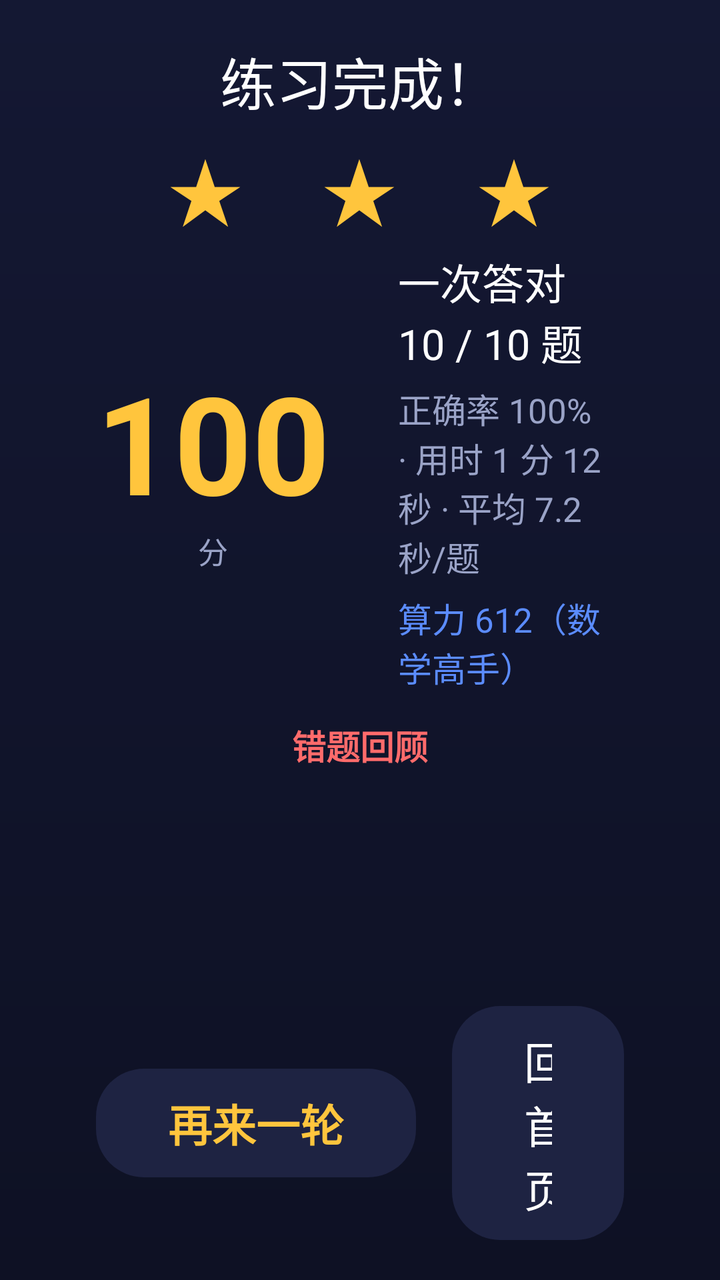
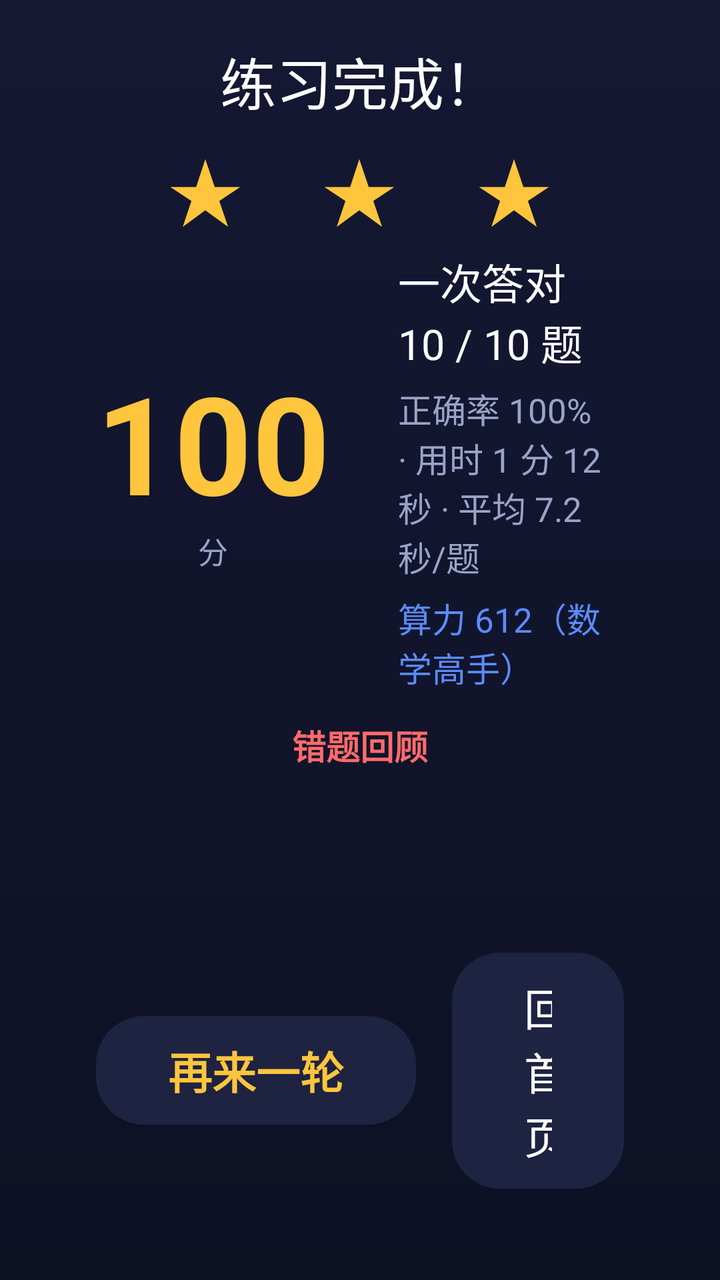

An Android layout rendered at two revisions. The XML below is the earlier revision; the diff shows what the commit changed to produce the second picture.
<!-- AndroidManifest.xml: application theme Theme.MathKing -->
<!-- res/layout/fragment_result.xml -->
<?xml version="1.0" encoding="utf-8"?>
<LinearLayout xmlns:android="http://schemas.android.com/apk/res/android"
    android:layout_width="match_parent"
    android:layout_height="match_parent"
    android:background="@drawable/bg_page"
    android:gravity="center"
    android:orientation="vertical"
    android:paddingStart="48dp"
    android:paddingTop="20dp"
    android:paddingEnd="48dp"
    android:paddingBottom="20dp">

    <TextView
        android:id="@+id/tvTitle"
        android:layout_width="wrap_content"
        android:layout_height="wrap_content"
        android:text="练习完成！"
        android:textColor="@color/text"
        android:textSize="28sp" />

    <TextView
        android:id="@+id/tvStars"
        android:layout_width="wrap_content"
        android:layout_height="wrap_content"
        android:layout_marginTop="2dp"
        android:letterSpacing="0.12"
        android:text="★  ★  ★"
        android:textColor="@color/accent"
        android:textSize="44sp" />

    <LinearLayout
        android:layout_width="wrap_content"
        android:layout_height="wrap_content"
        android:layout_marginTop="2dp"
        android:gravity="center_vertical"
        android:orientation="horizontal">

        <LinearLayout
            android:layout_width="wrap_content"
            android:layout_height="wrap_content"
            android:gravity="center"
            android:orientation="vertical">

            <TextView
                android:id="@+id/tvScore"
                android:layout_width="wrap_content"
                android:layout_height="wrap_content"
                android:includeFontPadding="false"
                android:text="100"
                android:textColor="@color/accent"
                android:textSize="68sp"
                android:textStyle="bold" />

            <TextView
                android:layout_width="wrap_content"
                android:layout_height="wrap_content"
                android:text="分"
                android:textColor="@color/text_dim"
                android:textSize="15sp" />
        </LinearLayout>

        <LinearLayout
            android:layout_width="wrap_content"
            android:layout_height="wrap_content"
            android:layout_marginStart="34dp"
            android:orientation="vertical">

            <TextView
                android:id="@+id/tvLine1"
                android:layout_width="wrap_content"
                android:layout_height="wrap_content"
                android:text="一次答对 10 / 10 题"
                android:textColor="@color/text"
                android:textSize="21sp" />

            <TextView
                android:id="@+id/tvLine2"
                android:layout_width="wrap_content"
                android:layout_height="wrap_content"
                android:layout_marginTop="6dp"
                android:text="正确率 100% · 用时 1 分 12 秒 · 平均 7.2 秒/题"
                android:textColor="@color/text_dim"
                android:textSize="17sp" />

            <TextView
                android:id="@+id/tvLine3"
                android:layout_width="wrap_content"
                android:layout_height="wrap_content"
                android:layout_marginTop="6dp"
                android:text="算力 612（数学高手）"
                android:textColor="@color/blue"
                android:textSize="17sp" />
        </LinearLayout>
    </LinearLayout>

    <LinearLayout
        android:id="@+id/unlockBox"
        android:layout_width="wrap_content"
        android:layout_height="wrap_content"
        android:layout_marginTop="14dp"
        android:background="@drawable/bg_card"
        android:orientation="vertical"
        android:paddingStart="26dp"
        android:paddingTop="12dp"
        android:paddingEnd="26dp"
        android:paddingBottom="14dp"
        android:visibility="gone">

        <TextView
            android:layout_width="wrap_content"
            android:layout_height="wrap_content"
            android:layout_gravity="center_horizontal"
            android:text="🎉 解锁新阶段"
            android:textColor="@color/accent"
            android:textSize="16sp" />

        <TextView
            android:id="@+id/tvUnlockName"
            android:layout_width="wrap_content"
            android:layout_height="wrap_content"
            android:layout_gravity="center_horizontal"
            android:layout_marginTop="2dp"
            android:text="100 以内加减"
            android:textColor="@color/text"
            android:textSize="30sp"
            android:textStyle="bold" />

        <TextView
            android:id="@+id/tvUnlockTip"
            android:layout_width="wrap_content"
            android:layout_height="wrap_content"
            android:layout_gravity="center_horizontal"
            android:text="第 4 阶 · 两位数综合"
            android:textColor="@color/text_dim"
            android:textSize="13sp" />

        <LinearLayout
            android:layout_width="match_parent"
            android:layout_height="wrap_content"
            android:layout_marginTop="12dp"
            android:orientation="horizontal">

            <TextView
                android:id="@+id/btnGoNext"
                android:layout_width="0dp"
                android:layout_height="wrap_content"
                android:layout_weight="1"
                android:background="@drawable/selector_key"
                android:clickable="true"
                android:focusable="true"
                android:gravity="center"
                android:paddingTop="11dp"
                android:paddingBottom="11dp"
                android:text="现在去练"
                android:textColor="@color/key_text"
                android:textSize="17sp"
                android:textStyle="bold" />

            <TextView
                android:id="@+id/btnLater"
                android:layout_width="0dp"
                android:layout_height="wrap_content"
                android:layout_marginStart="12dp"
                android:layout_weight="0.6"
                android:background="@drawable/selector_card"
                android:clickable="true"
                android:focusable="true"
                android:gravity="center"
                android:paddingTop="11dp"
                android:paddingBottom="11dp"
                android:text="待会儿"
                android:textColor="@color/text"
                android:textSize="17sp" />
        </LinearLayout>
    </LinearLayout>

    <TextView
        android:id="@+id/tvWrongTitle"
        android:layout_width="wrap_content"
        android:layout_height="wrap_content"
        android:layout_marginTop="14dp"
        android:text="错题回顾"
        android:textColor="@color/red"
        android:textSize="17sp"
        android:textStyle="bold" />

    <ScrollView
        android:id="@+id/wrongScroll"
        android:layout_width="match_parent"
        android:layout_height="100dp"
        android:layout_marginTop="2dp"
        android:scrollbars="none">

        <LinearLayout
            android:id="@+id/wrongList"
            android:layout_width="match_parent"
            android:layout_height="wrap_content"
            android:orientation="vertical" />
    </ScrollView>

    <LinearLayout
        android:layout_width="wrap_content"
        android:layout_height="wrap_content"
        android:layout_marginTop="16dp"
        android:gravity="center"
        android:orientation="horizontal">

        <TextView
            android:id="@+id/btnAgain"
            android:layout_width="wrap_content"
            android:layout_height="wrap_content"
            android:background="@drawable/selector_card"
            android:clickable="true"
            android:focusable="true"
            android:paddingStart="36dp"
            android:paddingTop="11dp"
            android:paddingEnd="36dp"
            android:paddingBottom="11dp"
            android:text="再来一轮"
            android:textColor="@color/accent"
            android:textSize="22sp"
            android:textStyle="bold" />

        <TextView
            android:id="@+id/btnHome"
            android:layout_width="wrap_content"
            android:layout_height="wrap_content"
            android:layout_marginStart="18dp"
            android:background="@drawable/selector_card"
            android:clickable="true"
            android:focusable="true"
            android:paddingStart="36dp"
            android:paddingTop="11dp"
            android:paddingEnd="36dp"
            android:paddingBottom="11dp"
            android:text="回首页"
            android:textColor="@color/text"
            android:textSize="22sp" />
    </LinearLayout>
</LinearLayout>
<!-- resources referenced by this layout -->
<resources>
  <color name="accent">#FFC53D</color>
  <color name="blue">#5B8CFF</color>
  <color name="red">#FF6B6B</color>
  <color name="text">#FFFFFF</color>
  <color name="text_dim">#9AA3C7</color>
  <!-- drawable bg_card (drawable) -->
  <?xml version="1.0" encoding="utf-8"?>
  <shape xmlns:android="http://schemas.android.com/apk/res/android" android:shape="rectangle">
      <solid android:color="@color/card" />
      <corners android:radius="24dp" />
  </shape>
  <!-- drawable bg_page (drawable) -->
  <?xml version="1.0" encoding="utf-8"?>
  <shape xmlns:android="http://schemas.android.com/apk/res/android" android:shape="rectangle">
      <gradient android:angle="270" android:startColor="#141833" android:endColor="#0E1124" />
  </shape>
  <!-- drawable selector_card (drawable) -->
  <?xml version="1.0" encoding="utf-8"?>
  <selector xmlns:android="http://schemas.android.com/apk/res/android">
      <item android:state_focused="true" android:drawable="@drawable/bg_card_focus" />
      <item android:state_pressed="true" android:drawable="@drawable/bg_card_focus" />
      <item android:drawable="@drawable/bg_card" />
  </selector>
  <!-- drawable selector_key (drawable) -->
  <?xml version="1.0" encoding="utf-8"?>
  <selector xmlns:android="http://schemas.android.com/apk/res/android">
      <item android:state_focused="true" android:drawable="@drawable/bg_key_focus" />
      <item android:state_pressed="true" android:drawable="@drawable/bg_key_focus" />
      <item android:drawable="@drawable/bg_key" />
  </selector>
  <style name="Theme.MathKing" parent="Theme.AppCompat.NoActionBar">
          <item name="android:windowBackground">@color/bg</item>
          <item name="android:colorAccent">@color/accent</item>
          <item name="android:textColorPrimary">@color/text</item>
          <item name="android:windowNoTitle">true</item>
          <item name="android:windowFullscreen">false</item>
      </style>
  <color name="card">#1E2342</color>
  <!-- drawable bg_card_focus (drawable) -->
  <?xml version="1.0" encoding="utf-8"?>
  <shape xmlns:android="http://schemas.android.com/apk/res/android" android:shape="rectangle">
      <solid android:color="#38406F" />
      <stroke android:width="5dp" android:color="@color/accent" />
      <corners android:radius="24dp" />
  </shape>
  <!-- drawable bg_key_focus (drawable) -->
  <?xml version="1.0" encoding="utf-8"?>
  <shape xmlns:android="http://schemas.android.com/apk/res/android" android:shape="rectangle">
      <solid android:color="@color/accent" />
      <corners android:radius="18dp" />
  </shape>
  <!-- drawable bg_key (drawable) -->
  <?xml version="1.0" encoding="utf-8"?>
  <shape xmlns:android="http://schemas.android.com/apk/res/android" android:shape="rectangle">
      <solid android:color="#262C52" />
      <corners android:radius="18dp" />
  </shape>
  <color name="bg">#0E1124</color>
</resources>

<!-- the commit's change to res/layout/fragment_result.xml (unified diff, before → after) -->
@@ -3,6 +3,8 @@
     android:layout_width="match_parent"
     android:layout_height="match_parent"
     android:background="@drawable/bg_page"
+    android:clipChildren="false"
+    android:clipToPadding="false"
     android:gravity="center"
     android:orientation="vertical"
     android:paddingStart="48dp"
@@ -184,11 +186,14 @@
         android:textSize="17sp"
         android:textStyle="bold" />
 
+    
     <ScrollView
         android:id="@+id/wrongScroll"
         android:layout_width="match_parent"
-        android:layout_height="100dp"
+        android:layout_height="0dp"
         android:layout_marginTop="2dp"
+        android:layout_weight="1"
+        android:minHeight="60dp"
         android:scrollbars="none">
 
         <LinearLayout
@@ -198,10 +203,13 @@
             android:orientation="vertical" />
     </ScrollView>
 
+    
     <LinearLayout
         android:layout_width="wrap_content"
         android:layout_height="wrap_content"
-        android:layout_marginTop="16dp"
+        android:layout_marginTop="12dp"
+        android:clipChildren="false"
+        android:clipToPadding="false"
         android:gravity="center"
         android:orientation="horizontal">
 
@@ -237,4 +245,16 @@
             android:textColor="@color/text"
             android:textSize="22sp" />
     </LinearLayout>
+
+    
+    <TextView
+        android:id="@+id/tvSpeakHint"
+        android:layout_width="match_parent"
+        android:layout_height="wrap_content"
+        android:layout_marginTop="8dp"
+        android:gravity="center"
+        android:maxLines="2"
+        android:text=""
+        android:textColor="@color/text_dim"
+        android:textSize="13sp" />
 </LinearLayout>
